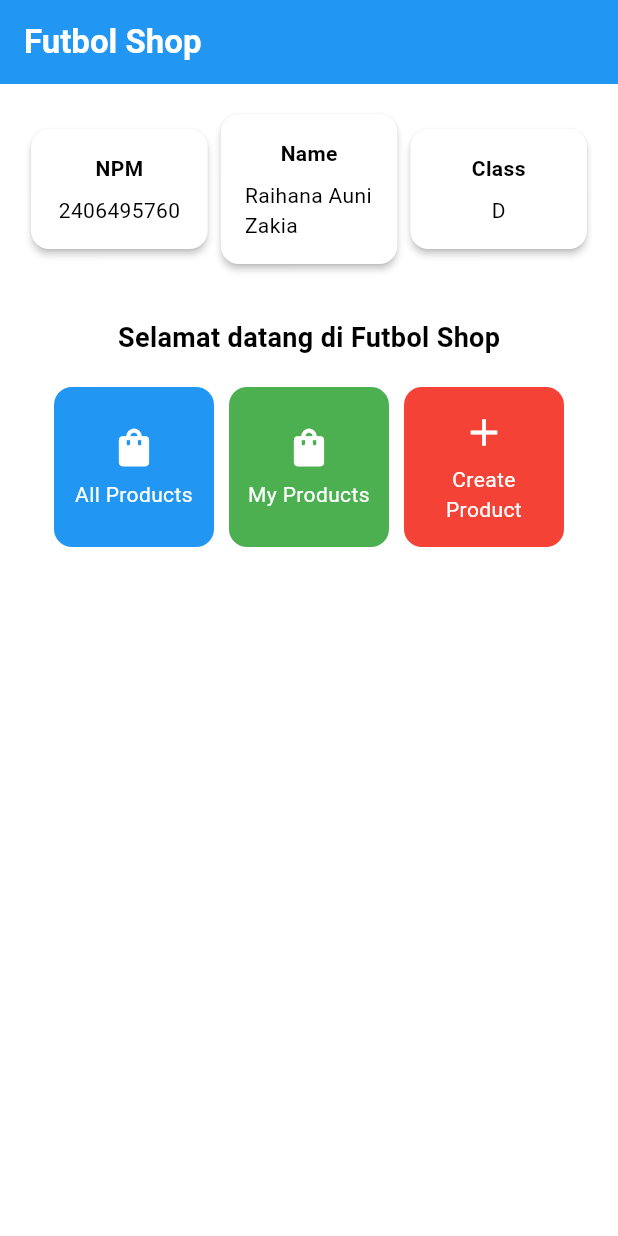
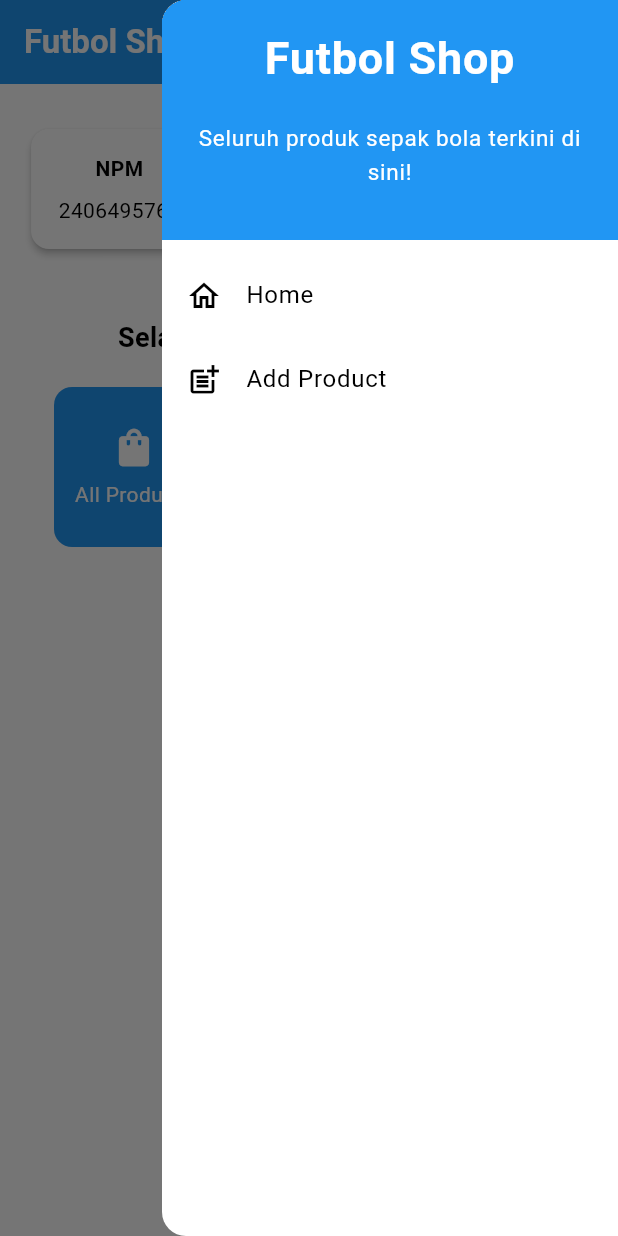
Before and after one commit to rhnzz/futbol-shop-mobile, a Flutter app: the screen it shows after launch, with the side drawer open (before the commit the screen has no drawer), on a phone screen of 412 x 824 dp. Run offline on Flutter 3.47's test engine with Material 3 defaults, Android fonts, the phone set to English and light mode, and no system bars.

Commit message:
Tugas 8 selesai

```diff
--- a/lib/main.dart
+++ b/lib/main.dart
@@ -1,5 +1,5 @@
 import 'package:flutter/material.dart';
-import 'package:futbolshop/menu.dart';
+import 'package:futbolshop/screens/menu.dart';
 
 void main() {
   runApp(const MyApp());
--- a/lib/menu.dart
+++ b/lib/screens/menu.dart
@@ -1,4 +1,7 @@
 import 'package:flutter/material.dart';
+
+import 'package:futbolshop/widgets/product_card.dart';
+import 'package:futbolshop/widgets/right_drawer.dart';
 
 class MyHomePage extends StatelessWidget {
   MyHomePage({super.key});
@@ -31,6 +34,7 @@ class MyHomePage extends StatelessWidget {
       // Warna latar belakang AppBar diambil dari skema warna tema aplikasi.
       backgroundColor: Theme.of(context).colorScheme.primary,
     ),
+    endDrawer: RightDrawer(),
     // Body halaman dengan padding di sekelilingnya.
     body: Padding(
       padding: const EdgeInsets.all(16.0),
@@ -126,65 +130,3 @@ class InfoCard extends StatelessWidget {
     );
   }
 }
-
-class ItemHomepage {
- final String name;
- final IconData icon;
- final Color color;
-
- ItemHomepage(this.name, this.icon, this.color);
-}
-
-class ItemCard extends StatelessWidget {
-  // Menampilkan kartu dengan ikon dan nama.
-
-  final ItemHomepage item;
-
-  const ItemCard(this.item, {super.key});
-
-  @override
-  Widget build(BuildContext context) {
-    return Material(
-      // Menentukan warna latar belakang dari tema aplikasi.
-      color: item.color,
-      // Membuat sudut kartu melengkung.
-      borderRadius: BorderRadius.circular(12),
-
-      child: InkWell(
-        // Aksi ketika kartu ditekan.
-        onTap: () {
-          // Menampilkan pesan SnackBar saat kartu ditekan.
-          ScaffoldMessenger.of(context)
-            ..hideCurrentSnackBar()
-            ..showSnackBar(
-              SnackBar(content: Text("Kamu telah menekan tombol ${item.name}!"))
-            );
-        },
-        // Container untuk menyimpan Icon dan Text
-        child: Container(
-          padding: const EdgeInsets.all(8),
-          child: Center(
-            child: Column(
-              // Menyusun ikon dan teks di tengah kartu.
-              mainAxisAlignment: MainAxisAlignment.center,
-              children: [
-                Icon(
-                  item.icon,
-                  color: Colors.white,
-                  size: 30.0,
-                ),
-                const Padding(padding: EdgeInsets.all(3)),
-                Text(
-                  item.name,
-                  textAlign: TextAlign.center,
-                  style: const TextStyle(color: Colors.white),
-                ),
-              ],
-            ),
-          ),
-        ),
-      ),
-    );
-  }
-
-}
--- /dev/null
+++ b/lib/widgets/product_card.dart
@@ -0,0 +1,74 @@
+import 'package:flutter/material.dart';
+import 'package:futbolshop/screens/product_form.dart';
+
+class ItemHomepage {
+ final String name;
+ final IconData icon;
+ final Color color;
+
+ ItemHomepage(this.name, this.icon, this.color);
+}
+
+class ItemCard extends StatelessWidget {
+  // Menampilkan kartu dengan ikon dan nama.
+
+  final ItemHomepage item;
+
+  const ItemCard(this.item, {super.key});
+
+  @override
+  Widget build(BuildContext context) {
+    return Material(
+      // Menentukan warna latar belakang dari tema aplikasi.
+      color: item.color,
+      // Membuat sudut kartu melengkung.
+      borderRadius: BorderRadius.circular(12),
+
+      child: InkWell(
+        // Aksi ketika kartu ditekan.
+        // Area responsif terhadap sentuhan
+        onTap: () {
+          // Memunculkan SnackBar ketika diklik
+          ScaffoldMessenger.of(context)
+            ..hideCurrentSnackBar()
+            ..showSnackBar(SnackBar(
+                content: Text("Kamu telah menekan tombol ${item.name}!")));
+
+          // Navigate ke route yang sesuai (tergantung jenis tombol)
+          if (item.name == "Create Product") {
+            Navigator.pushReplacement(
+                  context,
+                  MaterialPageRoute(
+                    builder: (context) => ProductFormPage(),
+                  ));
+          }
+
+        },
+        // Container untuk menyimpan Icon dan Text
+        child: Container(
+          padding: const EdgeInsets.all(8),
+          child: Center(
+            child: Column(
+              // Menyusun ikon dan teks di tengah kartu.
+              mainAxisAlignment: MainAxisAlignment.center,
+              children: [
+                Icon(
+                  item.icon,
+                  color: Colors.white,
+                  size: 30.0,
+                ),
+                const Padding(padding: EdgeInsets.all(3)),
+                Text(
+                  item.name,
+                  textAlign: TextAlign.center,
+                  style: const TextStyle(color: Colors.white),
+                ),
+              ],
+            ),
+          ),
+        ),
+      ),
+    );
+  }
+
+}
--- /dev/null
+++ b/lib/widgets/right_drawer.dart
@@ -0,0 +1,68 @@
+import 'package:flutter/material.dart';
+import 'package:futbolshop/screens/menu.dart';
+import 'package:futbolshop/screens/product_form.dart';
+
+class RightDrawer extends StatelessWidget {
+  const RightDrawer({super.key});
+
+  @override
+  Widget build(BuildContext context) {
+    return Drawer(
+      child: ListView(
+        children: [
+          const DrawerHeader(
+            decoration: BoxDecoration(
+              color: Colors.blue,
+            ),
+            child: Column(
+              children: [
+                Text(
+                  'Futbol Shop',
+                  textAlign: TextAlign.center,
+                  style: TextStyle(
+                    fontSize: 30,
+                    fontWeight: FontWeight.bold,
+                    color: Colors.white,
+                  ),
+                ),
+                Padding(padding: EdgeInsets.all(10)),
+                Text("Seluruh produk sepak bola terkini di sini!",
+                    textAlign: TextAlign.center,
+                    style: TextStyle(
+                      fontSize: 15,
+                      fontWeight: FontWeight.normal,
+                      color: Colors.white,
+                    ),
+                    ),
+              ],
+            ),
+          ),
+          ListTile(
+            leading: const Icon(Icons.home_outlined),
+            title: const Text('Home'),
+            // Bagian redirection ke MyHomePage
+            onTap: () {
+              Navigator.pushReplacement(
+                  context,
+                  MaterialPageRoute(
+                    builder: (context) => MyHomePage(),
+                  ));
+            },
+          ),
+          ListTile(
+            leading: const Icon(Icons.post_add),
+            title: const Text('Add Product'),
+            // Bagian redirection ke ProductFormPage
+            onTap: () {
+              Navigator.pushReplacement(
+                  context,
+                  MaterialPageRoute(
+                    builder: (context) => ProductFormPage(),
+                  ));
+            },
+          ),
+        ],
+      ),
+    );
+  }
+}
```
Also changed, not shown: lib/screens/product_form.dart (added, +278 -0 lines), 1 other file.
